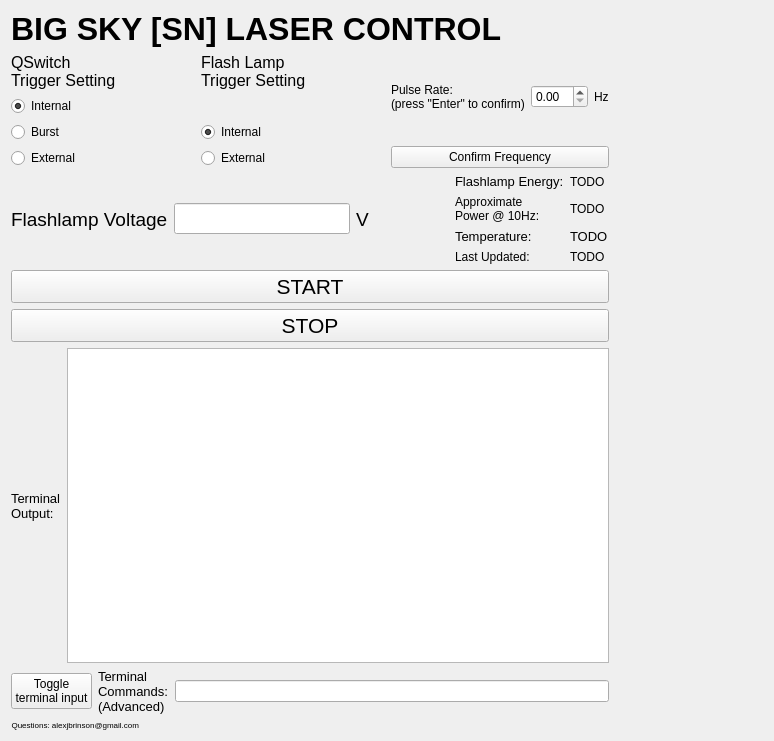
Before: the Qt Designer form GuiBigSkyWidget.ui in alexjbrinson/BigSkyControlAmbitious, drawn with Qt 5.
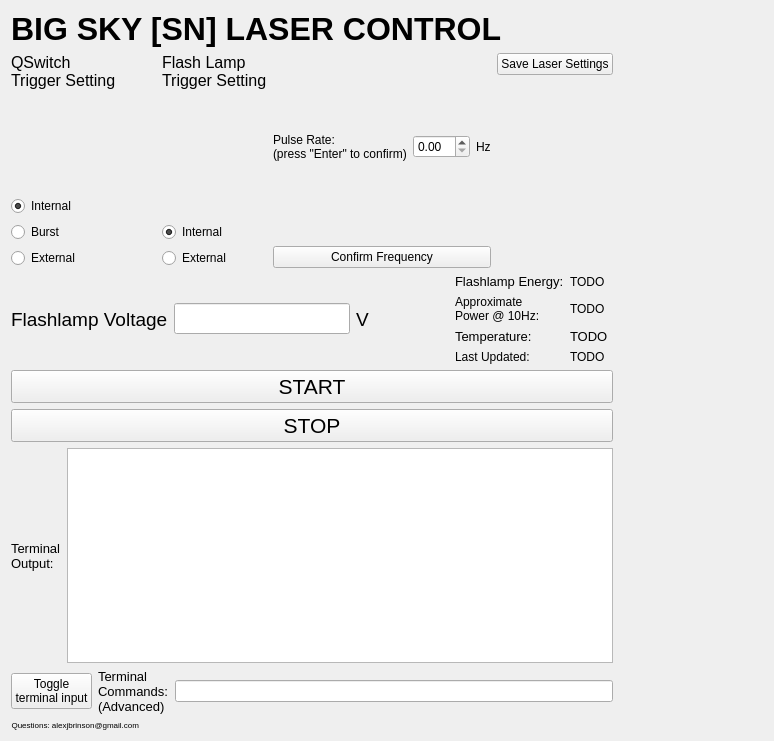
After: the same form once the commit is applied.

Commit message:
Save settings, sn-specific calibration files
Added functionality to save laser settings, load calibration data specific to laser based on serial number

The edit to the form file:
```diff
--- a/GuiBigSkyWidget.ui
+++ b/GuiBigSkyWidget.ui
@@ -143,19 +143,6 @@
            </item>
           </layout>
          </item>
-         <item>
-          <spacer name="horizontalSpacer_4">
-           <property name="orientation">
-            <enum>Qt::Horizontal</enum>
-           </property>
-           <property name="sizeHint" stdset="0">
-            <size>
-             <width>40</width>
-             <height>20</height>
-            </size>
-           </property>
-          </spacer>
-         </item>
          <item>
           <layout class="QVBoxLayout" name="verticalLayout_3">
            <item>
@@ -196,6 +183,30 @@
            </item>
           </layout>
          </item>
+         <item>
+          <layout class="QVBoxLayout" name="verticalLayout_4">
+           <item>
+            <widget class="QPushButton" name="laserSaveButton">
+             <property name="text">
+              <string>Save Laser Settings</string>
+             </property>
+            </widget>
+           </item>
+           <item>
+            <spacer name="verticalSpacer">
+             <property name="orientation">
+              <enum>Qt::Vertical</enum>
+             </property>
+             <property name="sizeHint" stdset="0">
+              <size>
+               <width>20</width>
+               <height>40</height>
+              </size>
+             </property>
+            </spacer>
+           </item>
+          </layout>
+         </item>
         </layout>
        </item>
        <item>
```
Left out of the diff: 2 changed lines with no effect on the pictures. The commit also changes 9 other files.
